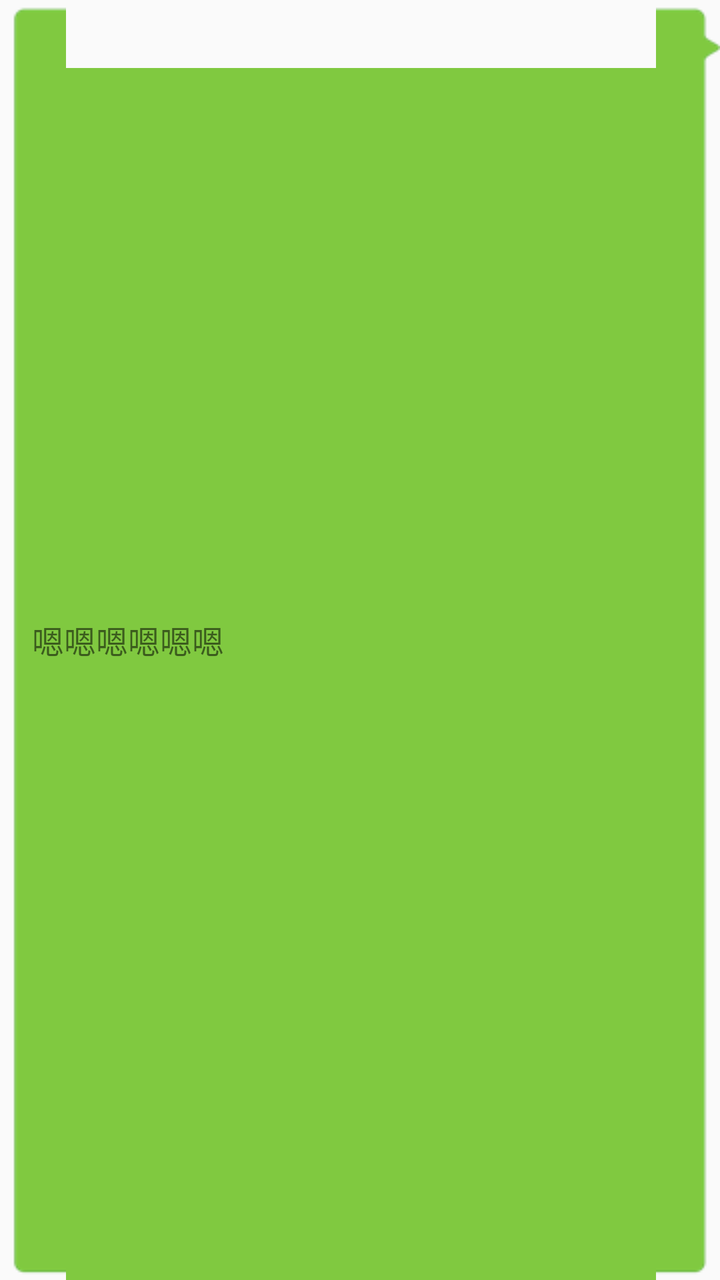
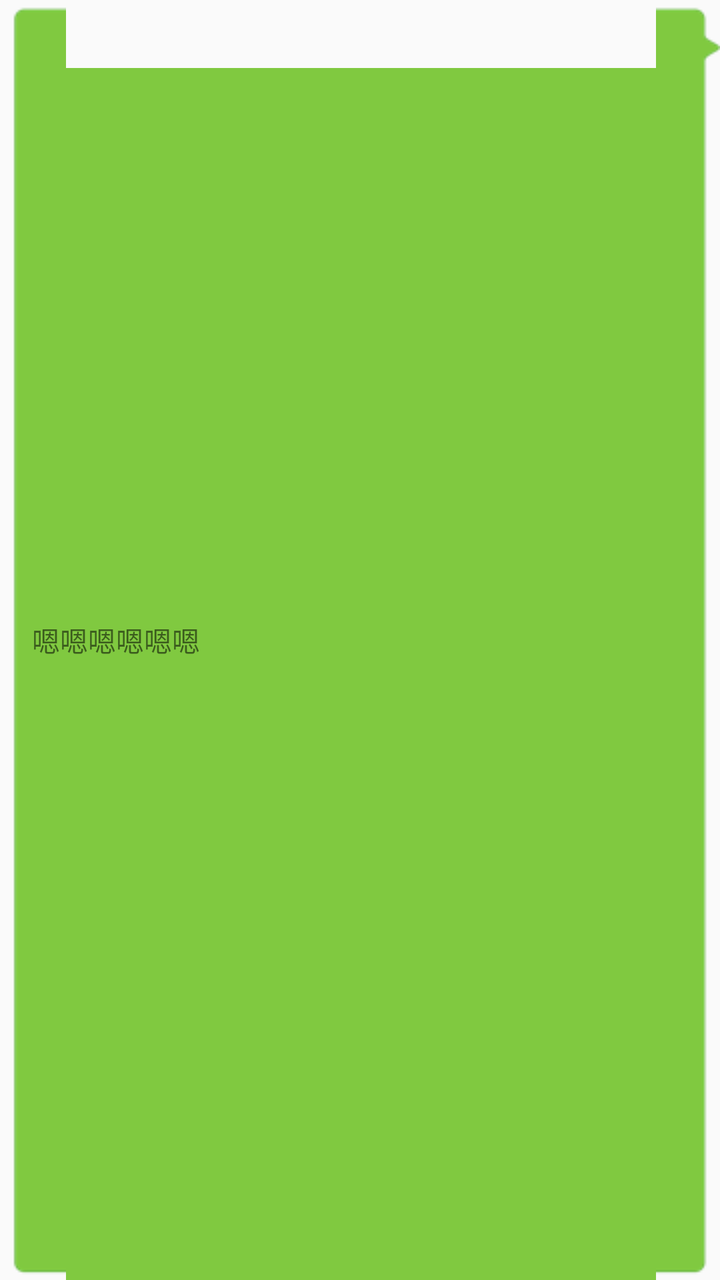

Two renders of the same Android screen: before a commit and after it. Below are the layout's source before the change and the commit's diff.
<!-- AndroidManifest.xml: application theme AppTheme -->
<!-- res/layout/conversation_item_text_send.xml -->
<?xml version="1.0" encoding="utf-8"?>
<TextView xmlns:android="http://schemas.android.com/apk/res/android"
    android:id="@+id/contentTextView"
    android:layout_width="wrap_content"
    android:layout_height="wrap_content"
    android:autoLink="phone|email|map|web"
    android:background="@drawable/img_bubble_send"
    android:gravity="left|center_vertical"
    android:linksClickable="true"
    android:maxWidth="320dp"
    android:minHeight="40dp"
    android:paddingLeft="16dp"
    android:paddingTop="12dp"
    android:paddingRight="16dp"
    android:paddingBottom="12dp"
    android:text="嗯嗯嗯嗯嗯嗯"
    android:textColorLink="#3655bf"
    android:textSize="16sp" />
<!-- resources referenced by this layout -->
<resources>
  <!-- drawable img_bubble_send: png bitmap (drawable, 777 bytes) -->
  <style name="AppTheme" parent="Theme.AppCompat.Light.NoActionBar">
          
          <item name="colorPrimary">@color/colorPrimary</item>
          <item name="colorPrimaryDark">@color/colorPrimaryDark</item>
          <item name="colorAccent">@color/colorAccent</item>
          
          
          
          <item name="colorBackgroundFloating">@color/white</item>
      </style>
  <color name="colorPrimary">#3e64e4</color>
  <color name="colorPrimaryDark">#3e64e4</color>
  <color name="colorAccent">#7e7e7e</color>
  <color name="white">#ffffff</color>
</resources>

<!-- the commit's change to res/layout/conversation_item_text_send.xml (unified diff, before → after) -->
@@ -7,7 +7,7 @@
     android:background="@drawable/img_bubble_send"
     android:gravity="left|center_vertical"
     android:linksClickable="true"
-    android:maxWidth="320dp"
+    android:maxWidth="290dp"
     android:minHeight="40dp"
     android:paddingLeft="16dp"
     android:paddingTop="12dp"
@@ -15,4 +15,4 @@
     android:paddingBottom="12dp"
     android:text="嗯嗯嗯嗯嗯嗯"
     android:textColorLink="#3655bf"
-    android:textSize="16sp" />
+    android:textSize="14sp" />
